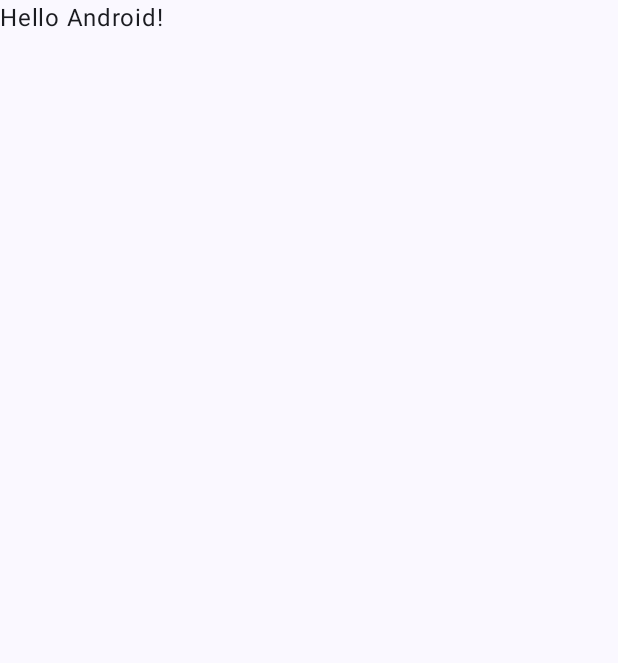
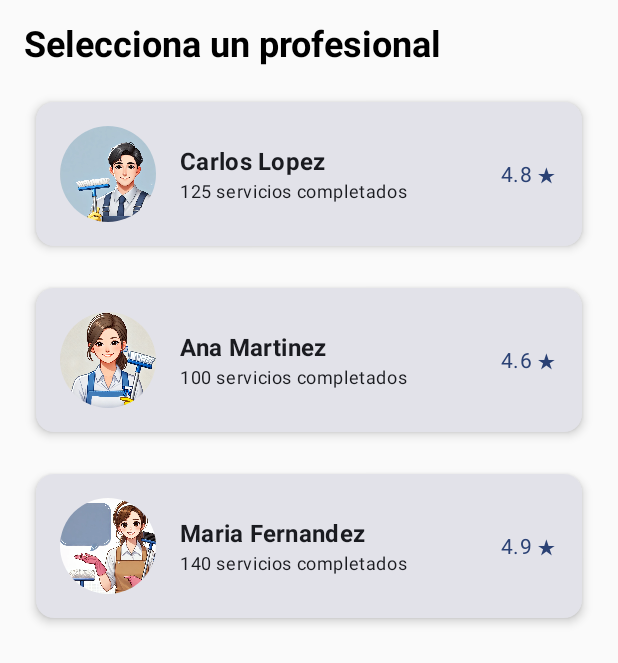
Before and after one commit to erickguerra2/PureSpace, an Android app built with Jetpack Compose: the screen it shows after launch (MainActivity), on a phone screen of 412 x 824 dp. Before the commit the part shown is almost empty. Shown: the top 663 px of the screen. Run offline under Robolectric (Android 15) with nearby library versions, the phone set to English and light mode, and no system bars.

Commit message:
Primeras 3 pantallas

```diff
--- a/app/src/main/java/com/aplication/purespace/MainActivity.kt
+++ b/app/src/main/java/com/aplication/purespace/MainActivity.kt
@@ -1,5 +1,6 @@
 package com.aplication.purespace
 
+import LoginScreen
 import android.os.Bundle
 import androidx.activity.ComponentActivity
 import androidx.activity.compose.setContent
@@ -11,37 +12,17 @@ import androidx.compose.material3.Text
 import androidx.compose.runtime.Composable
 import androidx.compose.ui.Modifier
 import androidx.compose.ui.tooling.preview.Preview
+import com.aplication.purespace.ui.home.view.HomeScreen
+import com.aplication.purespace.ui.selectstaff.view.SelectStaffScreenPreview
 import com.aplication.purespace.ui.theme.PureSpaceTheme
 
 class MainActivity : ComponentActivity() {
     override fun onCreate(savedInstanceState: Bundle?) {
         super.onCreate(savedInstanceState)
-        enableEdgeToEdge()
         setContent {
             PureSpaceTheme {
-                Scaffold(modifier = Modifier.fillMaxSize()) { innerPadding ->
-                    Greeting(
-                        name = "Android",
-                        modifier = Modifier.padding(innerPadding)
-                    )
-                }
+                SelectStaffScreenPreview()
             }
         }
     }
 }
-
-@Composable
-fun Greeting(name: String, modifier: Modifier = Modifier) {
-    Text(
-        text = "Hello $name!",
-        modifier = modifier
-    )
-}
-
-@Preview(showBackground = true)
-@Composable
-fun GreetingPreview() {
-    PureSpaceTheme {
-        Greeting("Android")
-    }
-}
--- /dev/null
+++ b/app/src/main/java/com/aplication/purespace/ui/login/viewmodel/LoginViewModel.kt
@@ -0,0 +1,5 @@
+package com.aplication.purespace.ui.login.viewmodel
+
+class LoginViewModel {
+
+}
--- /dev/null
+++ b/app/src/main/java/com/aplication/purespace/ui/selectstaff/view/SelectStaffScreen.kt
@@ -0,0 +1,121 @@
+package com.aplication.purespace.ui.selectstaff.view
+
+import androidx.compose.foundation.Image
+import androidx.compose.foundation.clickable
+import androidx.compose.foundation.layout.*
+import androidx.compose.foundation.lazy.LazyColumn
+import androidx.compose.foundation.lazy.items
+import androidx.compose.foundation.shape.CircleShape
+import androidx.compose.material3.*
+import androidx.compose.runtime.Composable
+import androidx.compose.ui.Alignment
+import androidx.compose.ui.Modifier
+import androidx.compose.ui.draw.clip
+import androidx.compose.ui.layout.ContentScale
+import androidx.compose.ui.res.painterResource
+import androidx.compose.ui.text.font.FontWeight
+import androidx.compose.ui.tooling.preview.Preview
+import androidx.compose.ui.unit.dp
+import com.aplication.purespace.R
+
+// Clase de datos para representar a un miembro del personal
+data class StaffMember(
+    val id: Int,
+    val name: String,
+    val rating: Float,
+    val servicesCompleted: Int,
+    val imageRes: Int // Recurso de imagen (drawable)
+)
+
+@Composable
+fun SelectStaffScreen(staffList: List<StaffMember>, onStaffSelected: (StaffMember) -> Unit) {
+    Column(
+        modifier = Modifier
+            .fillMaxSize()
+            .padding(16.dp)
+    ) {
+        // Título
+        Text(
+            text = "Selecciona un profesional",
+            style = MaterialTheme.typography.headlineMedium,
+            fontWeight = FontWeight.Bold
+        )
+
+        Spacer(modifier = Modifier.height(16.dp))
+
+        // Lista de personal usando LazyColumn
+        LazyColumn(
+            modifier = Modifier.fillMaxSize(),
+            verticalArrangement = Arrangement.spacedBy(12.dp)
+        ) {
+            items(staffList) { staffMember ->
+                StaffCard(staffMember, onStaffSelected)
+            }
+        }
+    }
+}
+
+// Composable que muestra la tarjeta de cada profesional
+@Composable
+fun StaffCard(staffMember: StaffMember, onStaffSelected: (StaffMember) -> Unit) {
+    Card(
+        modifier = Modifier
+            .fillMaxWidth()
+            .clickable { onStaffSelected(staffMember) }
+            .padding(8.dp),
+        shape = MaterialTheme.shapes.medium,
+        elevation = CardDefaults.cardElevation(4.dp)
+    ) {
+        Row(
+            modifier = Modifier.padding(16.dp),
+            verticalAlignment = Alignment.CenterVertically
+        ) {
+            // Mostrar la foto del profesional
+            Image(
+                painter = painterResource(id = staffMember.imageRes),
+                contentDescription = null,
+                modifier = Modifier
+                    .size(64.dp)
+                    .clip(CircleShape), // Hacer la imagen redonda
+                contentScale = ContentScale.Crop // Asegura que la imagen se recorte correctamente
+            )
+
+            Spacer(modifier = Modifier.width(16.dp))
+
+            // Mostrar la información del profesional
+            Column(
+                modifier = Modifier.weight(1f)
+            ) {
+                Text(
+                    text = staffMember.name,
+                    style = MaterialTheme.typography.titleMedium,
+                    fontWeight = FontWeight.Bold
+                )
+                Text(
+                    text = "${staffMember.servicesCompleted} servicios completados",
+                    style = MaterialTheme.typography.bodySmall
+                )
+            }
+
+            // Mostrar la calificación del profesional
+            Text(
+                text = "${staffMember.rating} ★",
+                style = MaterialTheme.typography.bodyMedium,
+                color = MaterialTheme.colorScheme.primary
+            )
+        }
+    }
+}
+
+// Vista previa con una lista de ejemplo
+@Preview(showBackground = true)
+@Composable
+fun SelectStaffScreenPreview() {
+    val staffList = listOf(
+        StaffMember(1, "Carlos Lopez", 4.8f, 125, R.drawable.staff_image_1),
+        StaffMember(2, "Ana Martinez", 4.6f, 100, R.drawable.staff_image_2),
+        StaffMember(3, "Maria Fernandez", 4.9f, 140, R.drawable.staff_image_3)
+    )
+
+    SelectStaffScreen(staffList = staffList, onStaffSelected = { /* Acción al seleccionar */ })
+}
--- a/app/src/main/java/com/aplication/purespace/ui/theme/Color.kt
+++ b/app/src/main/java/com/aplication/purespace/ui/theme/Color.kt
@@ -2,10 +2,24 @@ package com.aplication.purespace.ui.theme
 
 import androidx.compose.ui.graphics.Color
 
-val Purple80 = Color(0xFFD0BCFF)
-val PurpleGrey80 = Color(0xFFCCC2DC)
-val Pink80 = Color(0xFFEFB8C8)
+// Definir colores personalizados
+val Purple200 = Color(0xFFBB86FC)
+val Purple500 = Color(0xFF6200EE)
+val Green700 = Color(0xFF4CAF50)
+val Teal200 = Color(0xFFFFC107)
 
-val Purple40 = Color(0xFF6650a4)
-val PurpleGrey40 = Color(0xFF625b71)
-val Pink40 = Color(0xFF7D5260)
+// Definir colores adicionales
+val Red500 = Color(0xFFF44336)
+val Blue500 = Color(0xFF2196F3)
+
+// Definir colores para tema claro
+val LightPrimary = Purple500
+val LightPrimaryVariant = Green700
+val LightSecondary = Teal200
+val BackgroundColor = Color.White
+
+// Definir colores para tema oscuro
+val DarkPrimary = Green700
+val DarkPrimaryVariant = Green700
+val DarkSecondary = Teal200
+val DarkBackground = Color.Black
--- a/app/src/main/java/com/aplication/purespace/ui/theme/Theme.kt
+++ b/app/src/main/java/com/aplication/purespace/ui/theme/Theme.kt
@@ -12,15 +12,15 @@ import androidx.compose.runtime.Composable
 import androidx.compose.ui.platform.LocalContext
 
 private val DarkColorScheme = darkColorScheme(
-    primary = Purple80,
-    secondary = PurpleGrey80,
-    tertiary = Pink80
+    primary = DarkPrimary,
+    secondary = DarkSecondary,
+    background = BackgroundColor,
 )
 
 private val LightColorScheme = lightColorScheme(
-    primary = Purple40,
-    secondary = PurpleGrey40,
-    tertiary = Pink40
+    primary = LightPrimary,
+    secondary = LightSecondary,
+    background = BackgroundColor,
 
     /* Other default colors to override
     background = Color(0xFFFFFBFE),
--- a/app/src/main/java/com/aplication/purespace/ui/theme/Type.kt
+++ b/app/src/main/java/com/aplication/purespace/ui/theme/Type.kt
@@ -14,21 +14,15 @@ val Typography = Typography(
         fontSize = 16.sp,
         lineHeight = 24.sp,
         letterSpacing = 0.5.sp
+    ),
+    headlineLarge = TextStyle(
+        fontFamily = FontFamily.Default,
+        fontWeight = FontWeight.Bold,
+        fontSize = 30.sp
+    ),
+    headlineMedium = TextStyle(
+        fontFamily = FontFamily.Default,
+        fontWeight = FontWeight.Bold,
+        fontSize = 24.sp
     )
-    /* Other default text styles to override
-    titleLarge = TextStyle(
-        fontFamily = FontFamily.Default,
-        fontWeight = FontWeight.Normal,
-        fontSize = 22.sp,
-        lineHeight = 28.sp,
-        letterSpacing = 0.sp
-    ),
-    labelSmall = TextStyle(
-        fontFamily = FontFamily.Default,
-        fontWeight = FontWeight.Medium,
-        fontSize = 11.sp,
-        lineHeight = 16.sp,
-        letterSpacing = 0.5.sp
-    )
-    */
 )
```
Also changed, not shown: app/src/main/java/com/aplication/purespace/ui/home/view/HomeScreen.kt (added, +165 -0 lines), app/src/main/java/com/aplication/purespace/ui/login/view/LoginScreen.kt (added, +87 -0 lines), app/src/main/res/drawable/ic_ajustes.png (added), app/src/main/res/drawable/ic_busqueda.png (added), app/src/main/res/drawable/servicio_limpieza.webp (added), app/src/main/res/drawable/servicio_planchado.webp (added), app/src/main/res/drawable/servicio_ventana.webp (added), app/src/main/res/drawable/staff_image_1.webp (added), app/src/main/res/drawable/staff_image_2.webp (added), app/src/main/res/drawable/staff_image_3.webp (added).
